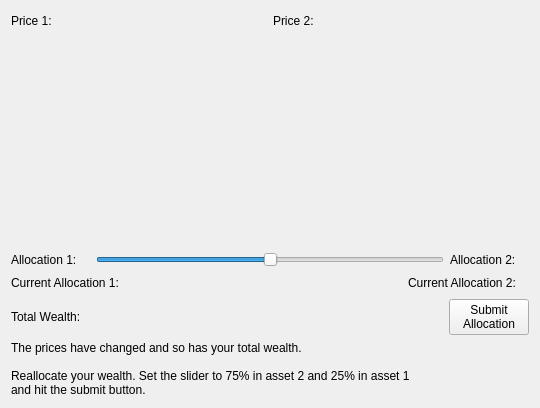
Before: the Qt Designer form MarketSimulation/instructionscreentest2.ui in dwattttt/marketsim, drawn with Qt 5.
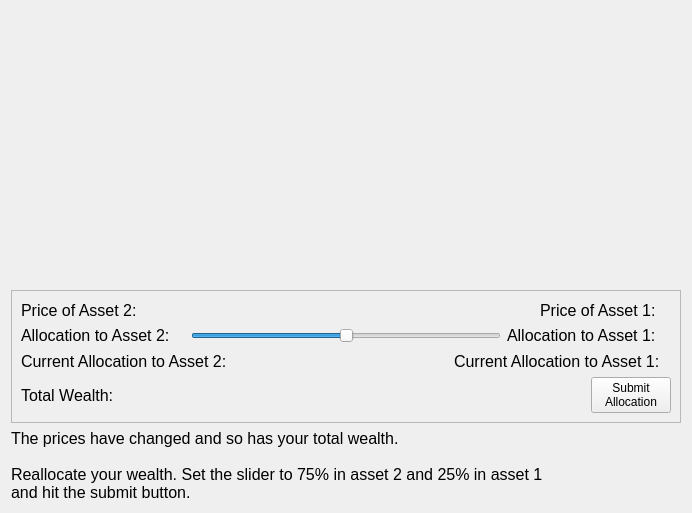
After: the same form once the commit is applied.

Commit message:
Dave's layout changes in response to Digsy's feedback
Market window
 * Moved price display labels
 * Renamed labels
 * Changed graph so X axis does not dynamically adjust

Also
 * experiment time changed to 20 minutes

```diff
--- a/MarketSimulation/instructionscreentest2.ui
+++ b/MarketSimulation/instructionscreentest2.ui
@@ -6,13 +6,35 @@
    <rect>
     <x>0</x>
     <y>0</y>
-    <width>540</width>
-    <height>408</height>
+    <width>692</width>
+    <height>513</height>
    </rect>
   </property>
   <property name="windowTitle">
    <string>Form</string>
   </property>
+  <layout class="QVBoxLayout" name="verticalLayout_3">
+   <item>
+    <spacer name="verticalSpacer">
+     <property name="orientation">
+      <enum>Qt::Vertical</enum>
+     </property>
+     <property name="sizeHint" stdset="0">
+      <size>
+       <width>20</width>
+       <height>253</height>
+      </size>
+     </property>
+    </spacer>
+   </item>
+   <item>
+    <widget class="QFrame" name="frame">
+     <property name="frameShape">
+      <enum>QFrame::StyledPanel</enum>
+     </property>
+     <property name="frameShadow">
+      <enum>QFrame::Raised</enum>
+     </property>
   <layout class="QVBoxLayout" name="verticalLayout_2">
    <item>
     <layout class="QVBoxLayout" name="verticalLayout">
@@ -21,52 +43,35 @@
        <item>
         <layout class="QHBoxLayout" name="horizontalLayout_2">
          <item>
-          <widget class="QLabel" name="label_3">
-           <property name="text">
-            <string>Price 1:</string>
-           </property>
-          </widget>
-         </item>
-         <item>
-          <widget class="QLabel" name="price1Label">
-           <property name="text">
-            <string/>
-           </property>
-          </widget>
-         </item>
-         <item>
-          <spacer name="horizontalSpacer_2">
-           <property name="orientation">
-            <enum>Qt::Horizontal</enum>
-           </property>
-           <property name="sizeHint" stdset="0">
-            <size>
-             <width>40</width>
-             <height>20</height>
-            </size>
-           </property>
-          </spacer>
-         </item>
-        </layout>
-       </item>
-       <item>
         <layout class="QHBoxLayout" name="horizontalLayout">
          <item>
           <widget class="QLabel" name="label_2">
+                <property name="font">
+                 <font>
+                  <pointsize>12</pointsize>
+                 </font>
+                </property>
            <property name="text">
-            <string>Price 2:</string>
+                 <string>Price of Asset 2:</string>
            </property>
           </widget>
          </item>
          <item>
           <widget class="QLabel" name="price2Label">
+                <property name="font">
+                 <font>
+                  <pointsize>12</pointsize>
+                 </font>
+                </property>
            <property name="text">
             <string/>
            </property>
           </widget>
          </item>
+             </layout>
+            </item>
          <item>
-          <spacer name="horizontalSpacer">
+             <spacer name="horizontalSpacer_2">
            <property name="orientation">
             <enum>Qt::Horizontal</enum>
            </property>
@@ -78,34 +83,55 @@
            </property>
           </spacer>
          </item>
-        </layout>
-       </item>
-      </layout>
-     </item>
+            <item>
+             <widget class="QLabel" name="label_3">
+              <property name="font">
+               <font>
+                <pointsize>12</pointsize>
+               </font>
+              </property>
+              <property name="text">
+               <string>Price of Asset 1:</string>
+              </property>
+             </widget>
+            </item>
      <item>
-      <spacer name="verticalSpacer">
-       <property name="orientation">
-        <enum>Qt::Vertical</enum>
-       </property>
-       <property name="sizeHint" stdset="0">
-        <size>
-         <width>20</width>
-         <height>40</height>
-        </size>
-       </property>
-      </spacer>
+             <widget class="QLabel" name="price1Label">
+              <property name="font">
+               <font>
+                <pointsize>12</pointsize>
+               </font>
+              </property>
+              <property name="text">
+               <string/>
+              </property>
+             </widget>
+            </item>
+           </layout>
+          </item>
+         </layout>
      </item>
      <item>
       <layout class="QHBoxLayout" name="horizontalLayout_5">
        <item>
-        <widget class="QLabel" name="label_4">
+           <widget class="QLabel" name="label_5">
+            <property name="font">
+             <font>
+              <pointsize>12</pointsize>
+             </font>
+            </property>
          <property name="text">
-          <string>Allocation 1:</string>
+             <string>Allocation to Asset 2:</string>
          </property>
         </widget>
        </item>
        <item>
-        <widget class="QLabel" name="allocation1Label">
+           <widget class="QLabel" name="allocation2Label">
+            <property name="font">
+             <font>
+              <pointsize>12</pointsize>
+             </font>
+            </property>
          <property name="text">
           <string/>
          </property>
@@ -116,6 +142,15 @@
          <property name="maximum">
           <number>100</number>
          </property>
+            <property name="singleStep">
+             <number>5</number>
+            </property>
+            <property name="pageStep">
+             <number>5</number>
+            </property>
+            <property name="value">
+             <number>50</number>
+            </property>
          <property name="sliderPosition">
           <number>50</number>
          </property>
@@ -128,14 +163,24 @@
         </widget>
        </item>
        <item>
-        <widget class="QLabel" name="label_5">
+           <widget class="QLabel" name="label_4">
+            <property name="font">
+             <font>
+              <pointsize>12</pointsize>
+             </font>
+            </property>
          <property name="text">
-          <string>Allocation 2:</string>
+             <string>Allocation to Asset 1:</string>
          </property>
         </widget>
        </item>
        <item>
-        <widget class="QLabel" name="allocation2Label">
+           <widget class="QLabel" name="allocation1Label">
+            <property name="font">
+             <font>
+              <pointsize>12</pointsize>
+             </font>
+            </property>
          <property name="text">
           <string/>
          </property>
@@ -145,44 +190,64 @@
      </item>
      <item>
       <layout class="QHBoxLayout" name="horizontalLayout_6">
-       <item>
-        <widget class="QLabel" name="label_7">
-         <property name="text">
-          <string>Current Allocation 1:</string>
-         </property>
-        </widget>
-       </item>
-       <item>
-        <widget class="QLabel" name="curAllocation1Label">
-         <property name="text">
-          <string/>
-         </property>
-        </widget>
-       </item>
-       <item>
-        <spacer name="horizontalSpacer_4">
-         <property name="orientation">
-          <enum>Qt::Horizontal</enum>
-         </property>
-         <property name="sizeHint" stdset="0">
-          <size>
-           <width>40</width>
-           <height>20</height>
-          </size>
-         </property>
-        </spacer>
-       </item>
        <item>
         <widget class="QLabel" name="label_8">
+            <property name="font">
+             <font>
+              <pointsize>12</pointsize>
+             </font>
+            </property>
          <property name="text">
-          <string>Current Allocation 2:</string>
+             <string>Current Allocation to Asset 2:</string>
          </property>
         </widget>
        </item>
        <item>
         <widget class="QLabel" name="curAllocation2Label">
+            <property name="font">
+             <font>
+              <pointsize>12</pointsize>
+             </font>
+            </property>
          <property name="text">
-          <string/>
+             <string> </string>
+            </property>
+           </widget>
+          </item>
+          <item>
+           <spacer name="horizontalSpacer_4">
+            <property name="orientation">
+             <enum>Qt::Horizontal</enum>
+            </property>
+            <property name="sizeHint" stdset="0">
+             <size>
+              <width>40</width>
+              <height>20</height>
+             </size>
+            </property>
+           </spacer>
+          </item>
+          <item>
+           <widget class="QLabel" name="label_7">
+            <property name="font">
+             <font>
+              <pointsize>12</pointsize>
+             </font>
+            </property>
+            <property name="text">
+             <string>Current Allocation to Asset 1:</string>
+            </property>
+           </widget>
+          </item>
+          <item>
+           <widget class="QLabel" name="curAllocation1Label">
+            <property name="font">
+             <font>
+              <pointsize>12</pointsize>
+             </font>
+            </property>
+            <property name="text">
+             <string> </string>
          </property>
         </widget>
        </item>
@@ -192,6 +257,11 @@
       <layout class="QHBoxLayout" name="horizontalLayout_4">
        <item>
         <widget class="QLabel" name="label_9">
+            <property name="font">
+             <font>
+              <pointsize>12</pointsize>
+             </font>
+            </property>
          <property name="text">
           <string>Total Wealth:</string>
          </property>
@@ -199,6 +269,11 @@
        </item>
        <item>
         <widget class="QLabel" name="wealthLabel">
+            <property name="font">
+             <font>
+              <pointsize>12</pointsize>
+             </font>
+            </property>
          <property name="text">
           <string/>
          </property>
@@ -229,8 +304,16 @@
      </item>
     </layout>
    </item>
+     </layout>
+    </widget>
+   </item>
    <item>
     <widget class="QLabel" name="label">
+     <property name="font">
+      <font>
+       <pointsize>12</pointsize>
+      </font>
+     </property>
      <property name="text">
       <string>The prices have changed and so has your total wealth.
 
```
Lines whose indentation alone changed are shown as unchanged. The commit also changes 22 other files.
